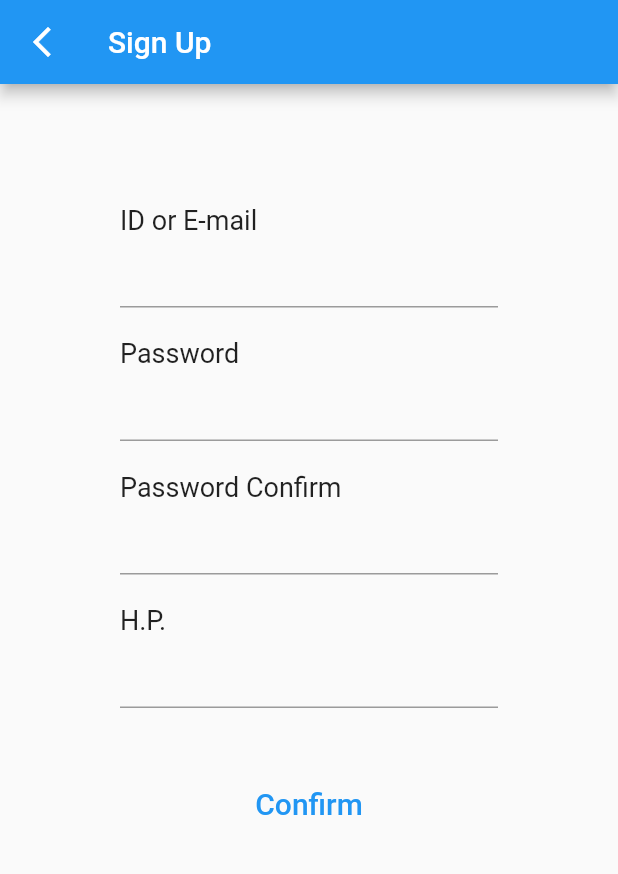
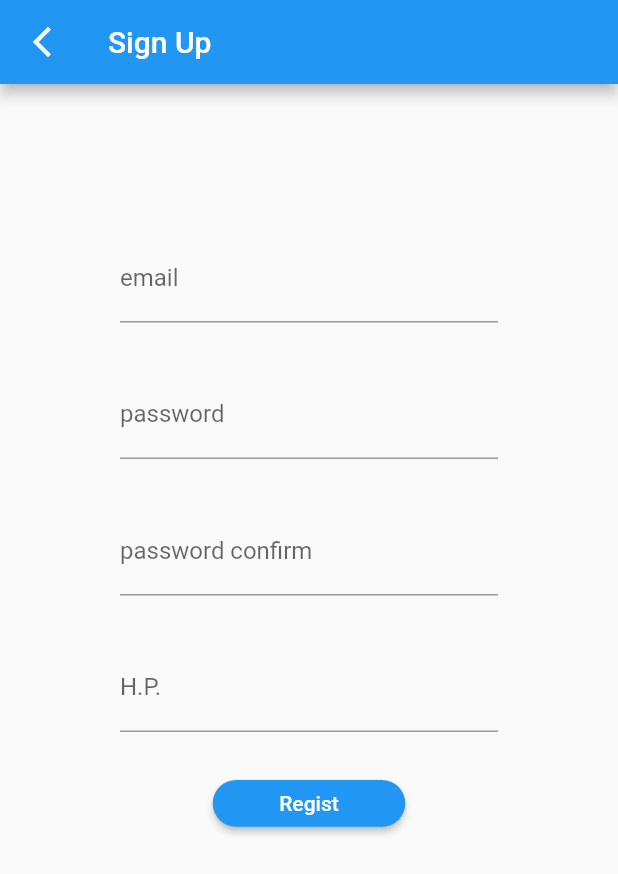
Before and after one commit to claudia825/Healthcare_bigproject, a Flutter app: the Signup1 screen opened directly, on a phone screen of 412 x 824 dp. Shown: the top 874 px of the screen. Run offline on Flutter 3.47's test engine with Material 2 defaults, Android fonts, the light colour scheme and no system bars; our stand-ins replace firebase_auth, firebase_core, image_picker, shared_preferences; accounts and stored records are empty.

Commit message:
Register

```diff
--- /dev/null
+++ b/healthcare_bigproject/lib/auth.dart
@@ -0,0 +1,25 @@
+import 'package:firebase_auth/firebase_auth.dart';
+import 'package:flutter/material.dart';
+
+enum AuthStatus {
+  registerSuccess,
+  registerFail,
+  loginSuccess,
+  loginFail
+}
+
+class FirebaseAuthProvider with ChangeNotifier {
+  FirebaseAuth authClient;
+  User? user;
+
+  FirebaseAuthProvider({auth}) : authClient = auth ?? FirebaseAuth.instance;
+
+  Future<AuthStatus> registerWithEmail(String email, String password) async {
+    try {
+      UserCredential credential = await authClient.createUserWithEmailAndPassword(email: email, password: password);
+      return AuthStatus.registerSuccess;
+    } catch (e) {
+      return AuthStatus.registerFail;
+    }
+  }
+}
--- a/healthcare_bigproject/lib/main.dart
+++ b/healthcare_bigproject/lib/main.dart
@@ -12,13 +12,25 @@ import 'package:image_picker/image_picker.dart';
 import 'dart:io';
 import 'package:shared_preferences/shared_preferences.dart';
 // import 'package:flutter/cupertino.dart'; // cupertino 스타일 가져다쓰기 위함
-import 'package:provider/provider.dart';
+import 'package:provider/provider.dart' show ChangeNotifierProvider, MultiProvider;
+import 'package:firebase_core/firebase_core.dart';
+import 'auth.dart';
+import 'firebase_options.dart';
 
 
-import 'package:firebase_core/firebase_core.dart';
-// import 'firebase_options.dart';
-void main() {
-  runApp(const MaterialApp(home: MyApp(), ));
+void main() async {
+
+  WidgetsFlutterBinding.ensureInitialized();
+  await Firebase.initializeApp(
+    options: DefaultFirebaseOptions.currentPlatform,
+  );
+
+  runApp(
+      MultiProvider(
+          providers: [
+            ChangeNotifierProvider(create: (_) => FirebaseAuthProvider()),
+          ],
+          child: const MaterialApp(home: MyApp(), )));
 }
 class MyApp extends StatelessWidget {
   const MyApp({Key? key}) : super(key: key);
--- /dev/null
+++ b/healthcare_bigproject/lib/register.dart
@@ -0,0 +1,29 @@
+import 'package:flutter/material.dart';
+
+class RegisterModel extends ChangeNotifier {
+  String email = "";
+  String password = "";
+  String passwordConfirm = "";
+  String hp = "";
+
+
+  void setEmail(String email) {
+    this.email = email;
+    notifyListeners();
+  }
+
+  void setPassword(String password) {
+    this.password = password;
+    notifyListeners();
+  }
+
+  void setPasswordConfirm(String passwordConfirm) {
+    this.passwordConfirm = passwordConfirm;
+    notifyListeners();
+  }
+
+  void setHp(String password) {
+    this.hp = hp;
+    notifyListeners();
+  }
+}
--- a/healthcare_bigproject/lib/signup1.dart
+++ b/healthcare_bigproject/lib/signup1.dart
@@ -1,13 +1,21 @@
 import 'package:flutter/material.dart';
+import 'package:provider/provider.dart';
 import './signup.dart';
 import './main.dart';
+import './auth.dart';
+import './register.dart';
+import 'package:firebase_auth/firebase_auth.dart';
+final auth = FirebaseAuth.instance;
+
 
 class Signup1 extends StatelessWidget {
-  const Signup1({Key? key}) : super(key: key);
+  Signup1({Key? key}) : super(key: key);
 
   @override
   Widget build(BuildContext context) {
-    return Scaffold(
+    return ChangeNotifierProvider(
+      create: (_) => RegisterModel(),
+      child: Scaffold(
         appBar: AppBar(
           leading: IconButton(onPressed: (){
             Navigator.pop(context);
@@ -15,56 +23,144 @@ class Signup1 extends StatelessWidget {
           title: Text('Sign Up'),),
         body: Column(
           children:[
-          Container(
-            child: Column(
-                mainAxisAlignment: MainAxisAlignment.spaceEvenly,
-                children: [
-                  Container(
-                    padding: EdgeInsets.fromLTRB(80, 80, 80, 0),
-                    child: Column(
-                      crossAxisAlignment: CrossAxisAlignment.start,
-                      children: [
-                        Text('ID or E-mail', style: TextStyle(fontSize: 18)),
-                        TextField(),
-                      ],
-                    ),
-                  ),
-                  Container(
-                    padding: EdgeInsets.fromLTRB(80, 20, 80, 0),
-                    child: Column(
-                      crossAxisAlignment: CrossAxisAlignment.start,
-                      children: [
-                        Text('Password', style: TextStyle(fontSize: 18)),
-                        TextField(),
-                      ],
-                    ),
-                  ),
-                  Container(
-                    padding: EdgeInsets.fromLTRB(80, 20, 80, 0),
-                    child: Column(
-                      crossAxisAlignment: CrossAxisAlignment.start,
-                      children: [
-                        Text('Password Confirm', style: TextStyle(fontSize: 18)),
-                        TextField(),
-                      ],
-                    ),
-                  ),
-                  Container(
-                    padding: EdgeInsets.fromLTRB(80, 20, 80, 40),
-                    child: Column(
-                      crossAxisAlignment: CrossAxisAlignment.start,
-                      children: [
-                        Text('H.P.', style: TextStyle(fontSize: 18)),
-                        TextField(),
-                      ],
-                    ),
-                  ),
+            EmailInput(),
+            PasswordInput(),
+            PasswordConfirmInput(),
+            hpInput(),
+            RegistButton()
             ]
         ),
-          ),
-          TextButton(onPressed: (){Navigator.push(context, MaterialPageRoute(builder: (c) => MyApp()));}, child: Text('Confirm', style: TextStyle(fontSize: 20),))
-        ]
       ),
     );
   }
 }
+
+
+
+class EmailInput extends StatelessWidget {
+  @override
+  Widget build(BuildContext context) {
+    final register = Provider.of<RegisterModel>(context, listen: false);
+    return Container(
+      padding: EdgeInsets.fromLTRB(80, 100, 80, 0),
+      child: TextField(
+        onChanged: (email) {
+          register.setEmail(email);
+        },
+        keyboardType: TextInputType.emailAddress,
+        decoration: InputDecoration(
+          labelText: 'email',
+          helperText: '',
+        ),
+      ),
+    );
+  }
+}
+
+class PasswordInput extends StatelessWidget {
+  @override
+  Widget build(BuildContext context) {
+    final register = Provider.of<RegisterModel>(context);
+    return Container(
+      padding: EdgeInsets.fromLTRB(80, 10, 80, 0),
+      child: TextField(
+        onChanged: (password) {
+          register.setPassword(password);
+        },
+        obscureText: true,
+        decoration: InputDecoration(
+          labelText: 'password',
+          helperText: '',
+          //errorText: register.password != register.passwordConfirm ? 'Password incorrect' : null,
+        ),
+      ),
+    );
+  }
+}
+
+class PasswordConfirmInput extends StatelessWidget {
+  @override
+  Widget build(BuildContext context) {
+    final register = Provider.of<RegisterModel>(context, listen: false);
+    return Container(
+      padding: EdgeInsets.fromLTRB(80, 10, 80, 0),
+      child: TextField(
+        onChanged: (password) {
+          register.setPasswordConfirm(password);
+        },
+        obscureText: true,
+        decoration: InputDecoration(
+          labelText: 'password confirm',
+          helperText: '',
+          errorText: register.passwordConfirm != register.password ? 'Password incorrect' : null,
+        ),
+      ),
+    );
+  }
+}
+
+
+
+class hpInput extends StatelessWidget {
+  @override
+  Widget build(BuildContext context) {
+    final register = Provider.of<RegisterModel>(context, listen: false);
+    return Container(
+      padding: EdgeInsets.fromLTRB(80, 10, 80, 0),
+      child: TextField(
+        onChanged: (hp) {
+          register.setHp(hp);
+        },
+        obscureText: false,
+        decoration: InputDecoration(
+          labelText: 'H.P.',
+          helperText: '',
+        ),
+      ),
+    );
+  }
+}
+
+
+class RegistButton extends StatelessWidget {
+  @override
+  Widget build(BuildContext context) {
+    final authClient =
+    Provider.of<FirebaseAuthProvider>(context, listen: false);
+    final register = Provider.of<RegisterModel>(context);
+    return Container(
+      padding: EdgeInsets.fromLTRB(80, 10, 80, 0),
+      width: MediaQuery.of(context).size.width * 0.7,
+      height: MediaQuery.of(context).size.height * 0.05,
+      child: ElevatedButton(
+        style: ElevatedButton.styleFrom(
+          shape: RoundedRectangleBorder(
+            borderRadius: BorderRadius.circular(30.0),
+          ),
+        ),
+        onPressed: (register.password != register.passwordConfirm) ? null : () async {
+          await authClient
+              .registerWithEmail(register.email, register.password)
+              .then((registerStatus) {
+            if (registerStatus == AuthStatus.registerSuccess) {
+              ScaffoldMessenger.of(context)
+                ..hideCurrentSnackBar()
+                ..showSnackBar(
+                  SnackBar(content: Text('Regist Success')),
+                  // 전화번호/ UID 별도로 DB에 넣기
+                );
+              Navigator.pop(context);
+            } else {
+              ScaffoldMessenger.of(context)
+                ..hideCurrentSnackBar()
+                ..showSnackBar(
+                  SnackBar(content: Text('Regist Fail')),
+                );
+            }
+          });
+        },
+        child: Text('Regist'),
+      ),
+    );
+  }
+}
```
Also changed, not shown: healthcare_bigproject/lib/firebase_options.dart (added), 5 other files. Lines whose indentation alone changed are shown as unchanged.
